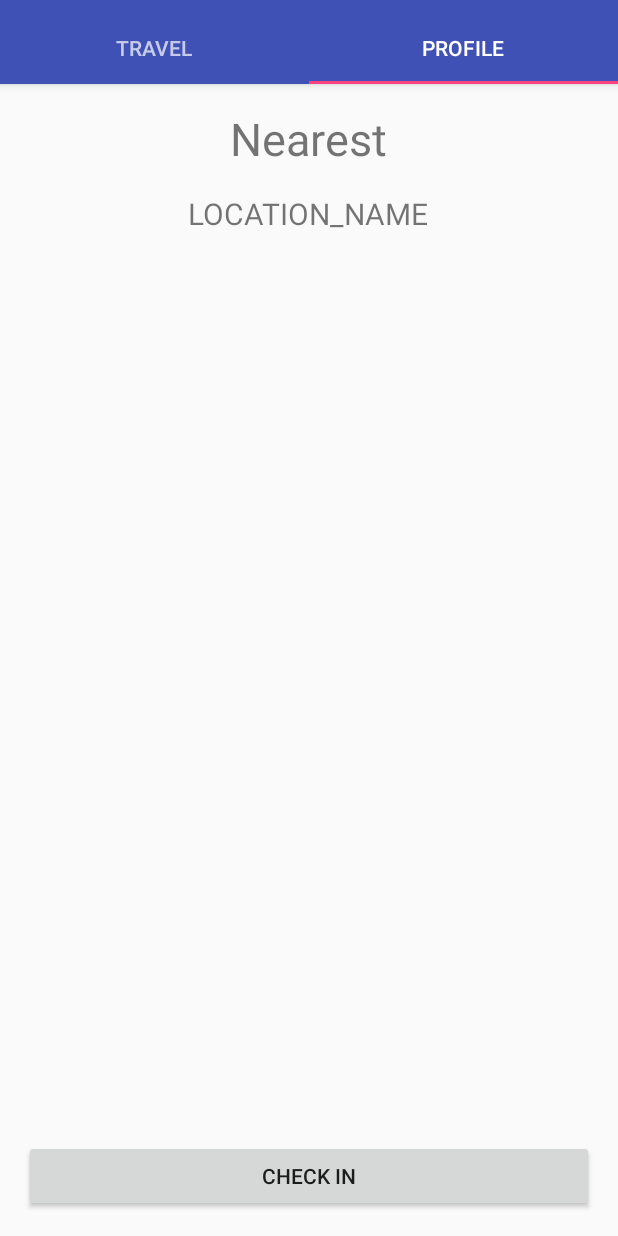
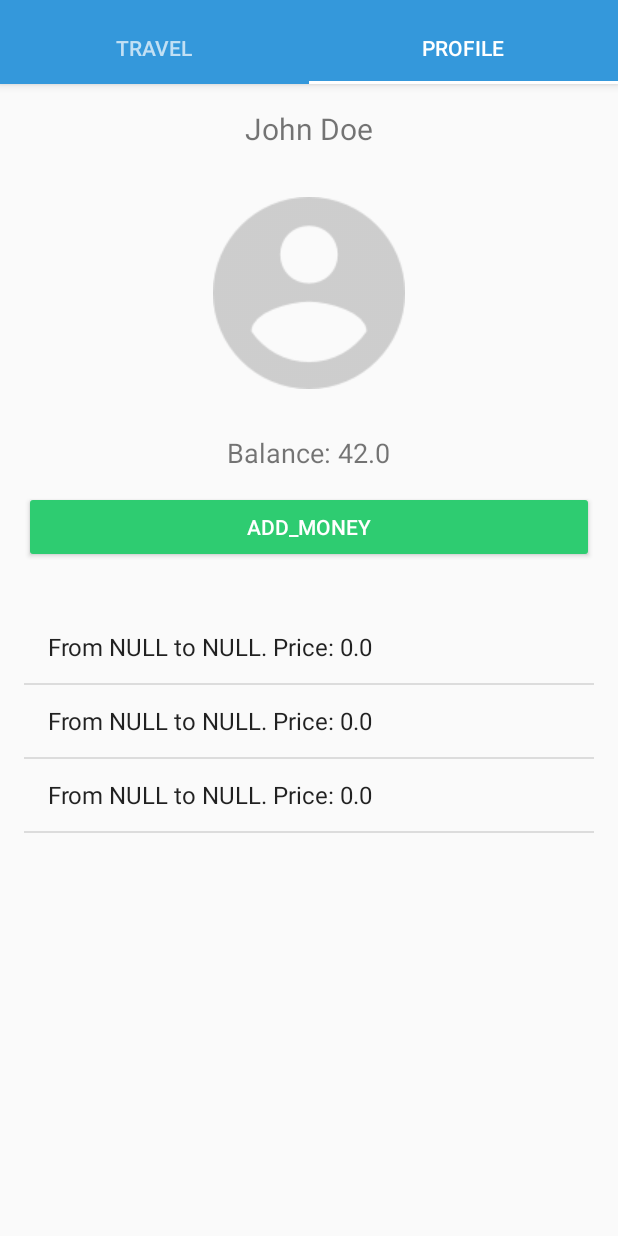
Before and after one commit to dkcas11/TravelBuddy, an Android app: the screen it shows after launch (PageController), tab 2 chosen, on a phone screen of 412 x 824 dp. Run offline under Robolectric (Android 15) with nearby library versions, the phone set to English and light mode, and no system bars.

Commit message:
Setup java files for xml fragment files with basic model integration

```diff
--- a/TravelBuddy/app/src/main/AndroidManifest.xml
+++ b/TravelBuddy/app/src/main/AndroidManifest.xml
@@ -9,7 +9,7 @@
         android:supportsRtl="true"
         android:theme="@style/AppTheme">
         <activity
-            android:name=".PageController"
+            android:name=".PageController.PageController"
             android:label="@string/app_name"
             android:theme="@style/AppTheme.NoActionBar">
             <intent-filter>
--- a/TravelBuddy/app/src/main/java/com/travelbuddy/casperriboe/travelbuddy/PageController.java
+++ b/TravelBuddy/app/src/main/java/com/travelbuddy/casperriboe/travelbuddy/PageController/PageController.java
@@ -1,4 +1,4 @@
-package com.travelbuddy.casperriboe.travelbuddy;
+package com.travelbuddy.casperriboe.travelbuddy.PageController;
 
 import android.support.design.widget.TabLayout;
 import android.support.v7.app.AppCompatActivity;
@@ -8,6 +8,11 @@ import android.support.v4.app.FragmentManager;
 import android.support.v4.app.FragmentPagerAdapter;
 import android.support.v4.view.ViewPager;
 import android.os.Bundle;
+
+import com.travelbuddy.casperriboe.travelbuddy.Profile.ProfileFragment;
+import com.travelbuddy.casperriboe.travelbuddy.R;
+import com.travelbuddy.casperriboe.travelbuddy.Travel.TravelFragment;
+import com.travelbuddy.casperriboe.travelbuddy.TravelDetails.TravelDetailsFragment;
 
 public class PageController extends AppCompatActivity {
 
@@ -29,7 +34,7 @@ public class PageController extends AppCompatActivity {
     @Override
     protected void onCreate(Bundle savedInstanceState) {
         super.onCreate(savedInstanceState);
-        setContentView(R.layout.activity_travel);
+        setContentView(R.layout.activity_page_controller);
 
         // Create the adapter that will return a fragment for each of the three
         // primary sections of the activity.
@@ -41,6 +46,7 @@ public class PageController extends AppCompatActivity {
 
         TabLayout tabLayout = (TabLayout) findViewById(R.id.tabs);
         tabLayout.setupWithViewPager(mViewPager);
+
 /*
         FloatingActionButton fab = (FloatingActionButton) findViewById(R.id.fab);
         fab.setOnClickListener(new View.OnClickListener() {
@@ -64,22 +70,22 @@ public class PageController extends AppCompatActivity {
         }
 
         @Override
+        public int getCount() {
+            return 2;
+        }
+
+        @Override
         public Fragment getItem(int position) {
             // getItem is called to instantiate the fragment for the given page.
             switch (position) {
                 case 0:
                     return TravelFragment.newInstance();
                 case 1:
-                    break;
-                default:
-                    return null;
+                    return ProfileFragment.newInstance();
+                case 2:
+                    return TravelDetailsFragment.newInstance();
             }
             return TravelFragment.newInstance();
-        }
-
-        @Override
-        public int getCount() {
-            return 2;
         }
 
         @Override
@@ -90,7 +96,7 @@ public class PageController extends AppCompatActivity {
                 case 1:
                     return "Profile";
                 case 2:
-                    return "";
+                    return "Details";
             }
             return "";
         }
--- /dev/null
+++ b/TravelBuddy/app/src/main/java/com/travelbuddy/casperriboe/travelbuddy/Profile/ProfileFooterFragment.java
@@ -0,0 +1,96 @@
+package com.travelbuddy.casperriboe.travelbuddy.Profile;
+
+import android.os.Bundle;
+import android.support.v4.app.Fragment;
+import android.support.v4.app.FragmentManager;
+import android.view.LayoutInflater;
+import android.view.View;
+import android.view.ViewGroup;
+import android.widget.AdapterView;
+import android.widget.ArrayAdapter;
+import android.widget.ListView;
+
+import com.travelbuddy.casperriboe.travelbuddy.Beacon;
+import com.travelbuddy.casperriboe.travelbuddy.R;
+import com.travelbuddy.casperriboe.travelbuddy.RealmManager;
+import com.travelbuddy.casperriboe.travelbuddy.TravelDetails.TravelDetailsFragment;
+import com.travelbuddy.casperriboe.travelbuddy.Trip;
+
+import java.util.ArrayList;
+
+/**
+ * Created by Casper on 21/04/2017.
+ */
+
+public class ProfileFooterFragment extends Fragment {
+
+    private ListView tripsListView;
+    private ArrayAdapter<Trip> tripsListViewAdapter;
+    private ArrayList<Trip> tripList;
+
+    public ProfileFooterFragment() {
+    }
+
+    public static ProfileFooterFragment newInstance() {
+        return new ProfileFooterFragment();
+    }
+
+    @Override
+    public View onCreateView(LayoutInflater inflater, ViewGroup container,
+                             Bundle savedInstanceState) {
+        View rootView = inflater.inflate(R.layout.fragment_profile_footer, container, false);
+
+        tripList = RealmManager.getTrips();
+        Trip trip = new Trip(new Beacon(0,0));
+        tripList.add(trip);
+        tripList.add(trip);
+        tripList.add(trip);
+
+        findUIElements(rootView);
+        setUIStyles();
+
+        return rootView;
+    }
+
+    @Override
+    public void onResume() {
+        super.onResume();
+
+        fetchTrips();
+        updateUI();
+    }
+
+    private void findUIElements(View view) {
+        tripsListView = (ListView) view.findViewById(R.id.TRIP_LIST);
+        tripsListViewAdapter = new ArrayAdapter<>(view.getContext(), android.R.layout.simple_list_item_1, tripList);
+        tripsListView.setAdapter(tripsListViewAdapter);
+
+        tripsListView.setOnItemClickListener(new AdapterView.OnItemClickListener() {
+            public void onItemClick(AdapterView<?> parent, View view, int position, long id) {
+                FragmentManager fm = getFragmentManager();
+
+                Fragment fragment = new TravelDetailsFragment();
+
+                fm.beginTransaction().add(R.id.container, fragment).addToBackStack("").commit();
+
+                /*fm.beginTransaction()
+                        .replace(R.id.container, fragment)
+                        .addToBackStack("Hello")
+                        .commit();*/
+            }
+        });
+    }
+
+    private void setUIStyles() {
+    }
+
+    private void updateUI() {
+        tripList = RealmManager.getTrips();
+        tripsListViewAdapter.notifyDataSetChanged();
+    }
+
+    private void fetchTrips() {
+        tripList = RealmManager.getTrips();
+    }
+
+}
--- /dev/null
+++ b/TravelBuddy/app/src/main/java/com/travelbuddy/casperriboe/travelbuddy/Profile/ProfileFragment.java
@@ -0,0 +1,32 @@
+package com.travelbuddy.casperriboe.travelbuddy.Profile;
+
+import android.os.Bundle;
+import android.support.v4.app.Fragment;
+import android.view.LayoutInflater;
+import android.view.View;
+import android.view.ViewGroup;
+
+import com.travelbuddy.casperriboe.travelbuddy.R;
+
+/**
+ * Created by Casper on 21/04/2017.
+ */
+
+public class ProfileFragment extends Fragment {
+
+    public ProfileFragment() {
+    }
+
+    public static ProfileFragment newInstance() {
+        return new ProfileFragment();
+    }
+
+    @Override
+    public View onCreateView(LayoutInflater inflater, ViewGroup container,
+                             Bundle savedInstanceState) {
+        View rootView = inflater.inflate(R.layout.fragment_profile, container, false);
+
+        return rootView;
+    }
+
+}
--- /dev/null
+++ b/TravelBuddy/app/src/main/java/com/travelbuddy/casperriboe/travelbuddy/Profile/ProfileHeaderFragment.java
@@ -0,0 +1,73 @@
+package com.travelbuddy.casperriboe.travelbuddy.Profile;
+
+import android.os.Bundle;
+import android.support.v4.app.Fragment;
+import android.support.v4.widget.TextViewCompat;
+import android.view.LayoutInflater;
+import android.view.View;
+import android.view.ViewGroup;
+import android.widget.ImageView;
+import android.widget.TextView;
+
+import com.travelbuddy.casperriboe.travelbuddy.R;
+import com.travelbuddy.casperriboe.travelbuddy.RealmManager;
+import com.travelbuddy.casperriboe.travelbuddy.User;
+
+/**
+ * Created by Casper on 21/04/2017.
+ */
+
+public class ProfileHeaderFragment extends Fragment {
+
+    private ImageView userImageView;
+    private TextView nameTextView;
+    private TextView balanceTextView;
+
+    private User user = new User("John Doe", 42.0, null);
+
+    public ProfileHeaderFragment() {
+    }
+
+    public static ProfileHeaderFragment newInstance() {
+        return new ProfileHeaderFragment();
+    }
+
+    @Override
+    public void onResume() {
+        super.onResume();
+
+        fetchUser();
+        updateUI();
+    }
+
+    @Override
+    public View onCreateView(LayoutInflater inflater, ViewGroup container,
+                             Bundle savedInstanceState) {
+        View rootView = inflater.inflate(R.layout.fragment_profile_header, container, false);
+
+        findUIElements(rootView);
+        setUIStyles();
+
+        return rootView;
+    }
+
+    private void findUIElements(View view) {
+        userImageView = (ImageView) view.findViewById(R.id.PROFILE_IMAGE);
+        nameTextView = (TextView) view.findViewById(R.id.PROFILE_NAME);
+        balanceTextView = (TextView) view.findViewById(R.id.BALANCE);
+    }
+
+    private void setUIStyles() {
+        userImageView.setImageResource(R.drawable.user_icon);
+    }
+
+    private void updateUI() {
+        nameTextView.setText(user.getName());
+        balanceTextView.setText("Balance: " + user.getBalance());
+    }
+
+    private void fetchUser() {
+        user = RealmManager.getUser();
+    }
+
+}
--- /dev/null
+++ b/TravelBuddy/app/src/main/java/com/travelbuddy/casperriboe/travelbuddy/Travel/TravelFragment.java
@@ -0,0 +1,65 @@
+package com.travelbuddy.casperriboe.travelbuddy.Travel;
+
+import android.os.Bundle;
+import android.support.v4.app.Fragment;
+import android.view.LayoutInflater;
+import android.view.View;
+import android.view.ViewGroup;
+import android.widget.Button;
+import android.widget.TextView;
+
+import com.travelbuddy.casperriboe.travelbuddy.Beacon;
+import com.travelbuddy.casperriboe.travelbuddy.R;
+
+/**
+ * Created by Casper on 20/04/2017.
+ */
+
+public class TravelFragment extends Fragment {
+
+    private Button checkinButton;
+    private TextView locationNameTextView;
+
+    private Boolean travelActive = false;
+
+    public TravelFragment() {
+    }
+
+    public static TravelFragment newInstance() {
+        return new TravelFragment();
+    }
+
+    @Override
+    public View onCreateView(LayoutInflater inflater, ViewGroup container,
+                             Bundle savedInstanceState) {
+        View rootView = inflater.inflate(R.layout.fragment_travel, container, false);
+
+        findUIElements(rootView);
+        setUIStyles();
+
+        return rootView;
+    }
+
+    private void findUIElements(View view) {
+        locationNameTextView = (TextView) view.findViewById(R.id.LOCATION_NAME);
+        checkinButton = (Button) view.findViewById(R.id.CHECKIN_BUTTON);
+        checkinButton.setBackgroundResource(R.color.flatui_emerald);
+        checkinButton.setOnClickListener(new View.OnClickListener() {
+            @Override
+            public void onClick(View v) {
+                travelActive = !travelActive;
+                if (travelActive) {
+                    System.out.println("Switching to red");
+                    checkinButton.setBackgroundResource(R.color.flatui_pomegranate);
+                } else {
+                    System.out.println("Switching to green");
+                    checkinButton.setBackgroundResource(R.color.flatui_emerald);
+                }
+            }
+        });
+    }
+
+    private void setUIStyles() {
+        locationNameTextView.setText("" + new Beacon(5, 1561));
+    }
+}
--- a/TravelBuddy/app/src/main/java/com/travelbuddy/casperriboe/travelbuddy/TravelFragment.java
+++ /dev/null
@@ -1,28 +0,0 @@
-package com.travelbuddy.casperriboe.travelbuddy;
-
-import android.os.Bundle;
-import android.support.v4.app.Fragment;
-import android.view.LayoutInflater;
-import android.view.View;
-import android.view.ViewGroup;
-
-/**
- * Created by Casper on 20/04/2017.
- */
-
-public class TravelFragment extends Fragment {
-    public TravelFragment() {
-    }
-
-    public static TravelFragment newInstance() {
-        return new TravelFragment();
-    }
-
-    @Override
-    public View onCreateView(LayoutInflater inflater, ViewGroup container,
-                             Bundle savedInstanceState) {
-        View rootView = inflater.inflate(R.layout.fragment_travel, container, false);
-
-        return rootView;
-    }
-}
--- a/TravelBuddy/app/src/main/res/layout/activity_travel.xml
+++ b/TravelBuddy/app/src/main/res/layout/activity_page_controller.xml
@@ -6,7 +6,7 @@
     android:layout_width="match_parent"
     android:layout_height="match_parent"
     android:fitsSystemWindows="true"
-    tools:context="com.travelbuddy.casperriboe.travelbuddy.PageController">
+    tools:context="com.travelbuddy.casperriboe.travelbuddy.PageController.PageController">
 
     <android.support.design.widget.AppBarLayout
         android:id="@+id/appbar"
@@ -18,7 +18,8 @@
         <android.support.design.widget.TabLayout
             android:id="@+id/tabs"
             android:layout_width="match_parent"
-            android:layout_height="wrap_content" />
+            android:layout_height="wrap_content"
+            app:tabIndicatorColor="@color/colorWhite"/>
 
     </android.support.design.widget.AppBarLayout>
 
@@ -26,7 +27,7 @@
         android:id="@+id/container"
         android:layout_width="match_parent"
         android:layout_height="match_parent"
-        app:layout_behavior="@string/appbar_scrolling_view_behavior" />
+        app:layout_behavior="@string/appbar_scrolling_view_behavior"/>
 <!--
     <android.support.design.widget.FloatingActionButton
         android:id="@+id/fab"
--- /dev/null
+++ b/TravelBuddy/app/src/main/res/layout/fragment_profile.xml
@@ -0,0 +1,23 @@
+<?xml version="1.0" encoding="utf-8"?>
+<RelativeLayout xmlns:android="http://schemas.android.com/apk/res/android"
+    xmlns:tools="http://schemas.android.com/tools"
+    android:layout_width="match_parent" android:layout_height="match_parent">
+
+    <fragment
+        android:layout_width="wrap_content"
+        android:layout_height="wrap_content"
+        android:name="com.travelbuddy.casperriboe.travelbuddy.Profile.ProfileHeaderFragment"
+        android:id="@+id/header_fragment"
+        tools:layout="@layout/fragment_profile_header"
+        android:layout_alignParentTop="true"
+        android:layout_alignParentStart="true" />
+
+    <fragment
+        android:layout_width="wrap_content"
+        android:layout_height="wrap_content"
+        android:name="com.travelbuddy.casperriboe.travelbuddy.Profile.ProfileFooterFragment"
+        android:id="@+id/footer_fragment"
+        tools:layout="@layout/fragment_profile_footer"
+        android:layout_below="@+id/header_fragment"
+        android:layout_alignParentStart="true" />
+</RelativeLayout>
--- a/TravelBuddy/app/src/main/res/layout/fragment_profile_header.xml
+++ b/TravelBuddy/app/src/main/res/layout/fragment_profile_header.xml
@@ -24,4 +24,25 @@
         android:layout_centerHorizontal="true"
         android:layout_marginTop="32dp"
         android:id="@+id/PROFILE_IMAGE" />
+
+    <TextView
+        android:text="BALANCE"
+        android:layout_width="wrap_content"
+        android:layout_height="wrap_content"
+        android:layout_below="@+id/PROFILE_IMAGE"
+        android:layout_centerHorizontal="true"
+        android:layout_marginTop="30dp"
+        android:id="@+id/BALANCE"
+        android:textSize="18sp" />
+
+    <Button
+        android:text="ADD_MONEY"
+        android:layout_width="match_parent"
+        android:layout_height="wrap_content"
+        android:layout_below="@+id/BALANCE"
+        android:layout_centerHorizontal="true"
+        android:layout_marginTop="13dp"
+        android:id="@+id/ADD_MONEY"
+        android:backgroundTint="@color/flatui_emerald"
+        android:textColor="@color/colorWhite" />
 </RelativeLayout>
--- a/TravelBuddy/app/src/main/res/layout/fragment_travel.xml
+++ b/TravelBuddy/app/src/main/res/layout/fragment_travel.xml
@@ -35,6 +35,9 @@
         android:layout_width="match_parent"
         android:layout_height="wrap_content"
         android:id="@+id/CHECKIN_BUTTON"
-        android:layout_alignParentBottom="true" />
+        android:layout_alignParentBottom="true"
+        android:textColor="@color/colorWhite"
+        android:backgroundTint="@color/flatui_emerald"
+        android:elevation="0dp" />
 
 </RelativeLayout>
--- a/TravelBuddy/app/src/main/res/layout/fragment_traveldetails_footer.xml
+++ b/TravelBuddy/app/src/main/res/layout/fragment_traveldetails_footer.xml
@@ -7,9 +7,9 @@
     android:paddingTop="@dimen/activity_vertical_margin">
 
     <ListView
+        android:id="@+id/BEACON_LIST"
         android:layout_width="match_parent"
         android:layout_height="match_parent"
         android:layout_alignParentStart="true"
-        android:layout_alignParentTop="true"
-        android:id="@+id/LOCATION_LIST" />
+        android:layout_alignParentTop="true" />
 </RelativeLayout>
--- a/TravelBuddy/app/src/main/res/values/colors.xml
+++ b/TravelBuddy/app/src/main/res/values/colors.xml
@@ -1,7 +1,7 @@
 <?xml version="1.0" encoding="utf-8"?>
 <resources>
-    <color name="colorPrimary">#3F51B5</color>
-    <color name="colorPrimaryDark">#303F9F</color>
+    <color name="colorPrimary">#3498db</color>
+    <color name="colorPrimaryDark">#2980b9</color>
     <color name="colorAccent">#FF4081</color>
 
     <color name="colorWhite">#FFFFFF</color>
```
Also changed, not shown: TravelBuddy/app/src/main/java/com/travelbuddy/casperriboe/travelbuddy/TravelDetails/TravelDetailsFooterFragment.java (added, +77 -0 lines), TravelBuddy/app/src/main/java/com/travelbuddy/casperriboe/travelbuddy/TravelDetails/TravelDetailsFragment.java (added, +32 -0 lines), TravelBuddy/app/src/main/java/com/travelbuddy/casperriboe/travelbuddy/TravelDetails/TravelDetailsHeaderFragment.java (added, +49 -0 lines), TravelBuddy/app/src/main/res/layout/fragment_traveldetails.xml (added, +23 -0 lines), TravelBuddy/app/src/main/res/layout/fragment_traveldetails_header.xml (+5 -3 lines), TravelBuddy/app/src/main/res/drawable/user_icon.png (added).
